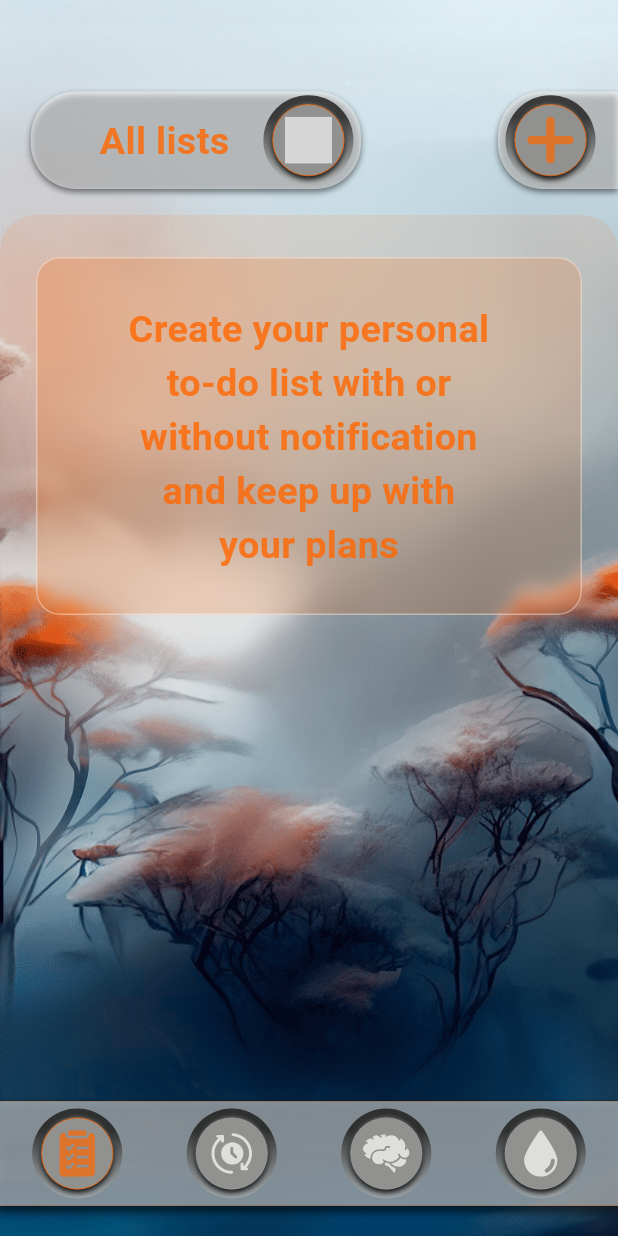
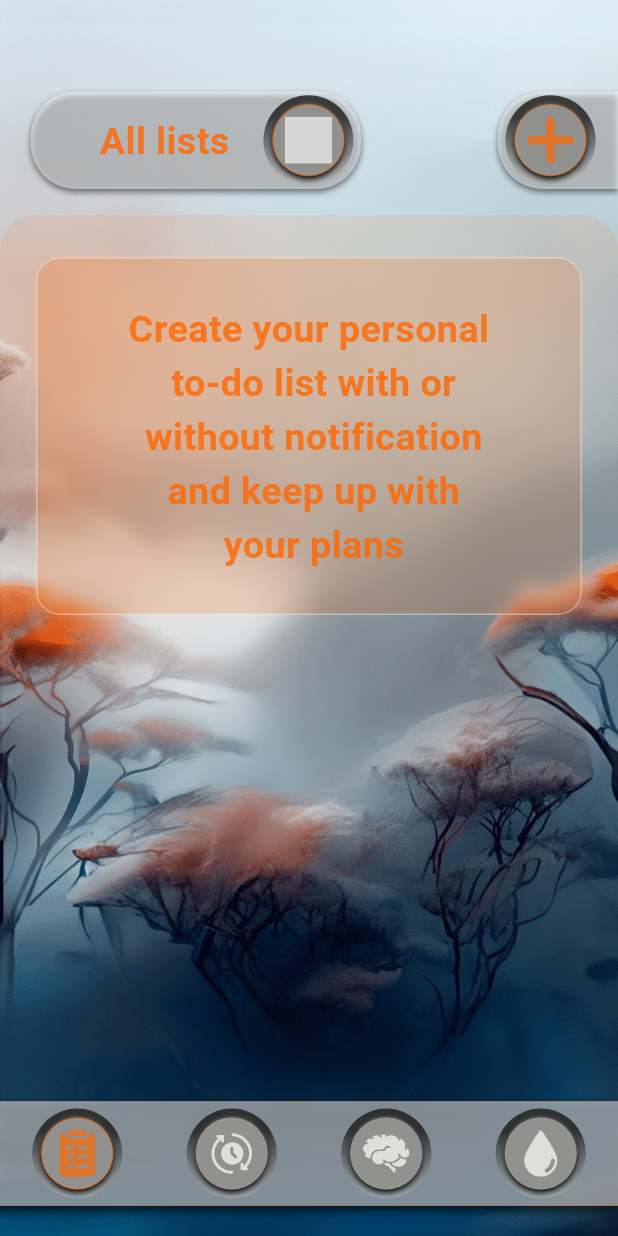
Before and after one commit to denissavishchev/today, a Flutter app: the screen it shows after launch, on a phone screen of 412 x 824 dp. Run offline on Flutter 3.47's test engine with Material 3 defaults, Android fonts, the phone set to English and light mode, and no system bars; our stand-ins replace awesome_notifications, countup, flutter_screenutil, flutter_svg, hive, hive_flutter and 1 more; missing offline and left inert: flutter_ringtone_player, flutter_rounded_date_picker; accounts and stored records are empty; grey boxes are pictures that could not be loaded.

Commit message:
Layout fix2

```diff
--- a/lib/pages/daily_page.dart
+++ b/lib/pages/daily_page.dart
@@ -77,7 +77,7 @@ class DailyPage extends StatelessWidget {
                           Expanded(
                               child: Container(
                                 clipBehavior: Clip.hardEdge,
-                                width: size.width * 0.9.w,
+                                width: size.width,
                                 decoration: BoxDecoration(
                                     color: Colors.white,
                                     borderRadius: const BorderRadius.all(Radius.circular(24)),
--- a/lib/pages/habit_page.dart
+++ b/lib/pages/habit_page.dart
@@ -65,7 +65,7 @@ class HabitPage extends StatelessWidget {
                         Expanded(
                           child: Container(
                             clipBehavior: Clip.hardEdge,
-                            width: size.width * 0.9.w,
+                            width: size.width,
                             decoration: BoxDecoration(
                                 color: Colors.white,
                                 borderRadius: const BorderRadius.all(Radius.circular(24)),
--- a/lib/pages/to_do_page.dart
+++ b/lib/pages/to_do_page.dart
@@ -95,7 +95,7 @@ class ToDoPage extends StatelessWidget {
                           data.lists.clear();
                           return Container(
                             clipBehavior: Clip.hardEdge,
-                            width: size.width * 0.9.w,
+                            width: size.width,
                             decoration: BoxDecoration(
                                 color: Colors.white,
                                 borderRadius: const BorderRadius.all(Radius.circular(24)),
@@ -111,7 +111,7 @@ class ToDoPage extends StatelessWidget {
                             ),
                             child: data.listCounts.values.every((e) => e == 0)
                               ? const DescriptionWidget(
-                              description: 'Create your personal to-do list with or without notification and keep up with your plans',)
+                              description: 'Create your personal\n to-do list with or\n without notification\n and keep up with\n your plans',)
                               : ScrollConfiguration(
                                 behavior: const ScrollBehavior().copyWith(overscroll: false),
                                 child: ListView.builder(
```
